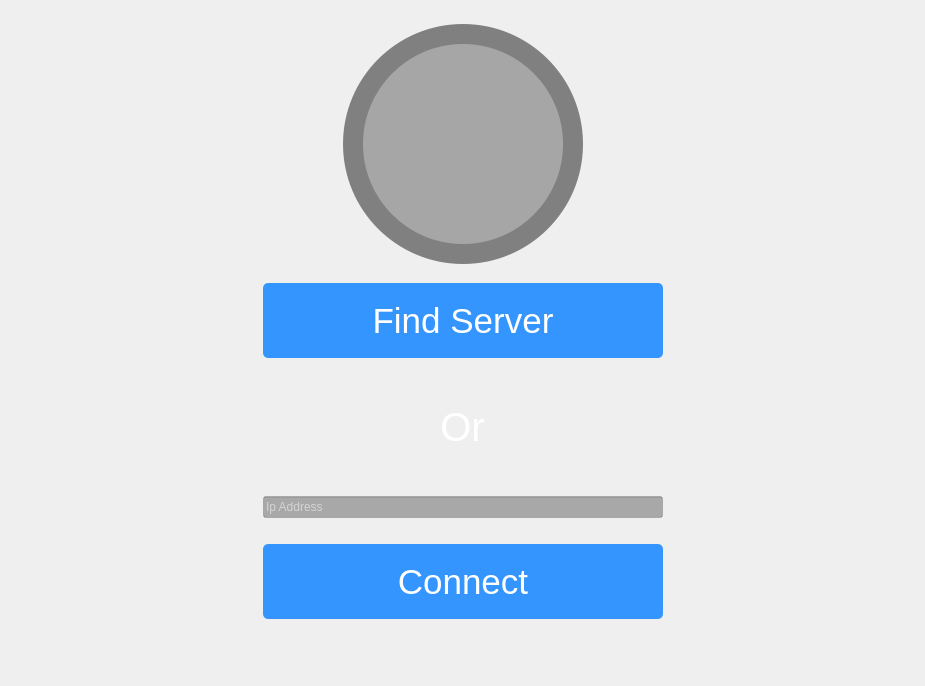
Anmol-A-jain/kitchenDyner, file widget/serverConnection/serverconnection.ui: the form before one commit.
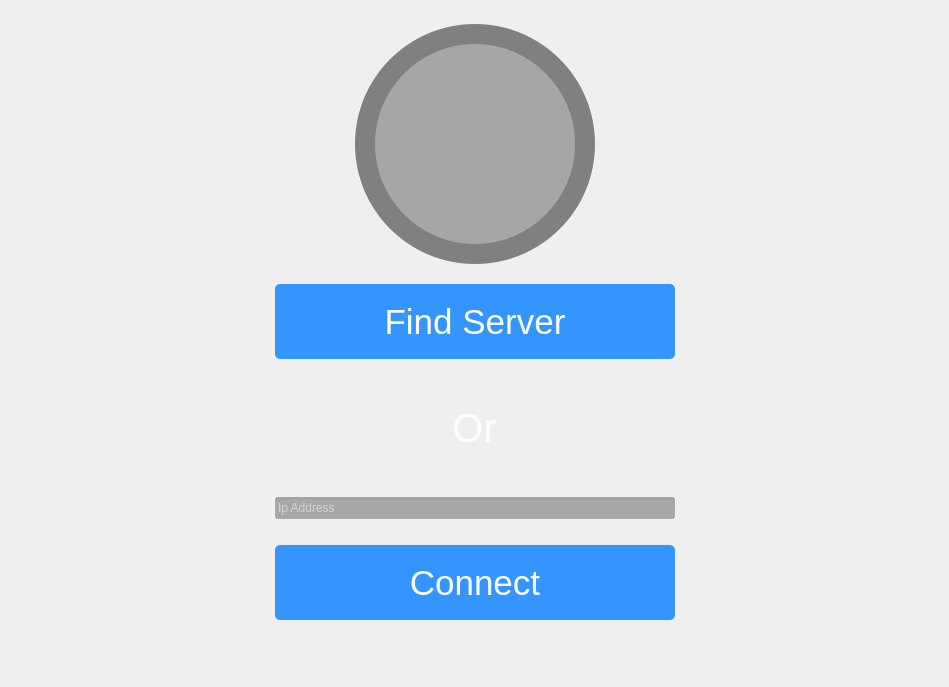
The form after the commit. Icons and pictures are not drawn.

Patch:
```diff
--- a/widget/serverConnection/serverconnection.ui
+++ b/widget/serverConnection/serverconnection.ui
@@ -6,8 +6,8 @@
    <rect>
     <x>0</x>
     <y>0</y>
-    <width>925</width>
-    <height>686</height>
+    <width>949</width>
+    <height>687</height>
    </rect>
   </property>
   <property name="windowTitle">
```
Left out of the diff: 7 changed lines with no effect on the pictures.
